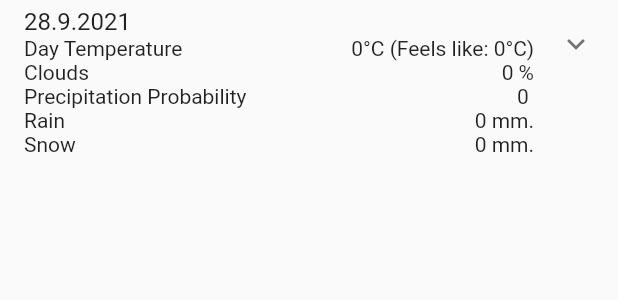
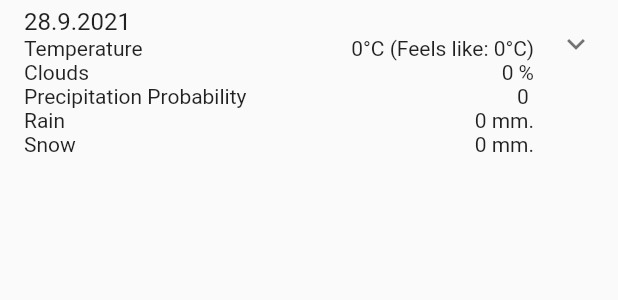
Before and after one commit to klukovka/weahter_app, a Flutter app: the DailyWeatherWidget widget shown alone on an empty page, opened directly with empty values, on a phone screen of 412 x 824 dp. Shown: the top 300 px of the screen. Run offline on Flutter 3.47's test engine with Material 2 defaults, Android fonts, the phone set to English and light mode, and no system bars; our stand-ins replace equatable, flutter_bloc, flutter_dotenv, location.

```diff
--- a/lib/src/features/home_page/weather_part/utils/date_time_mapper.dart
+++ b/lib/src/features/home_page/weather_part/utils/date_time_mapper.dart
@@ -3,4 +3,7 @@ class DateTineMapper {
       '${date.day}.${date.month}.${date.year}';
   static String timeMapToString(DateTime time) =>
       '${time.hour}:${time.minute}:${time.second}';
+
+  static String dateTimeToString(DateTime dateTime) =>
+      '${dateMapToString(dateTime)} ${timeMapToString(dateTime)}';
 }
--- /dev/null
+++ b/lib/src/features/home_page/weather_part/utils/info_maker.dart
@@ -0,0 +1,70 @@
+import 'package:flutter/material.dart';
+import 'package:weather_app/src/domain/models/weather.dart';
+import 'package:weather_app/src/features/home_page/weather_part/widgets/temperature_info.dart';
+import 'package:weather_app/src/features/home_page/weather_part/widgets/weather_widget.dart';
+
+class InfoMaker {
+  static Widget rowInfo(
+    String name,
+    dynamic value, {
+    String unit = '',
+    double horizontalPadding = 15.0,
+  }) =>
+      Padding(
+        padding: EdgeInsets.symmetric(horizontal: horizontalPadding),
+        child: Row(
+          mainAxisAlignment: MainAxisAlignment.spaceBetween,
+          children: [
+            Text(name),
+            Text('$value $unit'),
+          ],
+        ),
+      );
+
+  static Widget nullCheckPrecipitation(
+    String name,
+    num? precipitation, [
+    String unit = 'mm.',
+    double horizontalPadding = 0,
+  ]) {
+    if (precipitation != null) {
+      return rowInfo(
+        name,
+        precipitation,
+        unit: unit,
+        horizontalPadding: horizontalPadding,
+      );
+    }
+    return SizedBox();
+  }
+
+  static Widget shortInfo(num temperature, num feelsLike, int clouds,
+          num precipitationProbability, num? rain, num? snow) =>
+      Column(
+        children: [
+          TemperatureInfo(
+            timeOfDay: 'Temperature',
+            temperature: temperature,
+            feelsLike: feelsLike,
+          ),
+          rowInfo(
+            'Clouds',
+            clouds,
+            horizontalPadding: 0,
+            unit: '%',
+          ),
+          rowInfo('Precipitation Probability', precipitationProbability,
+              horizontalPadding: 0),
+          nullCheckPrecipitation('Rain', rain),
+          nullCheckPrecipitation('Snow', snow),
+        ],
+      );
+
+  static List<Widget> weatherList(List<Weather> weather) {
+    final _weatherList = <Widget>[Text('Weather')];
+    weather.forEach((weather) {
+      _weatherList.add(WeatherWidget(weather));
+    });
+    return _weatherList;
+  }
+}
--- a/lib/src/features/home_page/weather_part/weather_part.dart
+++ b/lib/src/features/home_page/weather_part/weather_part.dart
@@ -4,6 +4,7 @@ import 'package:weather_app/src/features/home_page/weather_part/weather_mode.dar
 import 'package:weather_app/src/features/home_page/weather_part/weather_part_bloc.dart';
 import 'package:weather_app/src/features/home_page/weather_part/weather_part_state.dart';
 import 'package:weather_app/src/features/home_page/weather_part/widgets/daily_weather_list_widget.dart';
+import 'package:weather_app/src/features/home_page/weather_part/widgets/hourly_weather_list_widget.dart';
 import 'package:weather_app/src/features/home_page/widgets/weather_app_error.dart';
 import 'package:weather_app/src/features/home_page/widgets/weather_app_loader.dart';
 
@@ -34,7 +35,7 @@ class WeatherPart extends StatelessWidget {
         }
 
         if (state.weatherMode == WeatherMode.hourly) {
-          return Text('${state.hourlyWeather!.length}');
+          return HourlyWeatherListWidget(state.hourlyWeather!);
         }
 
         return SizedBox();
--- a/lib/src/features/home_page/weather_part/widgets/daily_weather_widget.dart
+++ b/lib/src/features/home_page/weather_part/widgets/daily_weather_widget.dart
@@ -1,9 +1,8 @@
 import 'package:flutter/material.dart';
 import 'package:weather_app/src/domain/models/daily_weather.dart';
 import 'package:weather_app/src/features/home_page/weather_part/utils/date_time_mapper.dart';
-import 'package:weather_app/src/features/home_page/weather_part/widgets/temperature_info.dart';
+import 'package:weather_app/src/features/home_page/weather_part/utils/info_maker.dart';
 import 'package:weather_app/src/features/home_page/weather_part/widgets/temperature_widget.dart';
-import 'package:weather_app/src/features/home_page/weather_part/widgets/weather_widget.dart';
 
 class DailyWeatherWidget extends StatelessWidget {
   const DailyWeatherWidget(this.dailyWeather, {Key? key}) : super(key: key);
@@ -15,96 +14,43 @@ class DailyWeatherWidget extends StatelessWidget {
       title: Text(
         DateTineMapper.dateMapToString(dailyWeather.dt),
       ),
-      subtitle: _shortInfo,
+      subtitle: InfoMaker.shortInfo(
+        dailyWeather.temperature.day,
+        dailyWeather.feelsLike.day,
+        dailyWeather.clouds,
+        dailyWeather.precipitationProbability,
+        dailyWeather.rain,
+        dailyWeather.snow,
+      ),
       children: _allInfo,
     );
   }
 
-  Widget get _shortInfo => Column(
-        mainAxisAlignment: MainAxisAlignment.start,
-        children: [
-          TemperatureInfo(
-            timeOfDay: 'Day Temperature',
-            temperature: dailyWeather.temperature.day,
-            feelsLike: dailyWeather.feelsLike.day,
-          ),
-          _rowInfo(
-            'Clouds',
-            dailyWeather.clouds,
-            horizontalPadding: 0,
-            unit: '%',
-          ),
-          _rowInfo('Precipitation Probability',
-              dailyWeather.precipitationProbability,
-              horizontalPadding: 0),
-          _nullCheckPrecipitation('Rain', dailyWeather.rain),
-          _nullCheckPrecipitation('Snow', dailyWeather.snow),
-        ],
-      );
-
-  Widget _rowInfo(
-    String name,
-    dynamic value, {
-    String unit = '',
-    double horizontalPadding = 15.0,
-  }) =>
-      Padding(
-        padding: EdgeInsets.symmetric(horizontal: horizontalPadding),
-        child: Row(
-          mainAxisAlignment: MainAxisAlignment.spaceBetween,
-          children: [
-            Text(name),
-            Text('$value $unit'),
-          ],
-        ),
-      );
-
-  Widget _nullCheckPrecipitation(
-    String name,
-    num? precipitation, [
-    String unit = 'mm.',
-    double horizontalPadding = 0,
-  ]) {
-    if (precipitation != null) {
-      return _rowInfo(
-        name,
-        precipitation,
-        unit: unit,
-        horizontalPadding: horizontalPadding,
-      );
-    }
-    return SizedBox();
-  }
-
   List<Widget> get _allInfo => [
-        ..._weatherList,
+        ...InfoMaker.weatherList(dailyWeather.weather),
         Text('Sun'),
-        _rowInfo(
+        InfoMaker.rowInfo(
             'Sunrise', DateTineMapper.timeMapToString(dailyWeather.sunrise)),
-        _rowInfo('Sunset', DateTineMapper.timeMapToString(dailyWeather.sunset)),
+        InfoMaker.rowInfo(
+            'Sunset', DateTineMapper.timeMapToString(dailyWeather.sunset)),
         Text('Moon'),
-        _rowInfo(
+        InfoMaker.rowInfo(
             'Moonrise', DateTineMapper.timeMapToString(dailyWeather.moonrise)),
-        _rowInfo(
+        InfoMaker.rowInfo(
             'Moonset', DateTineMapper.timeMapToString(dailyWeather.moonset)),
-        _rowInfo('Moon Phase', dailyWeather.moonPhase),
+        InfoMaker.rowInfo('Moon Phase', dailyWeather.moonPhase),
         TemperatureWidget(dailyWeather.temperature, dailyWeather.feelsLike),
         Text('Atmosphere'),
-        _rowInfo('Pressure', dailyWeather.pressure, unit: 'hPa'),
-        _rowInfo('Humidity', dailyWeather.humidity, unit: '%'),
-        _rowInfo(' Atmospheric temperature', dailyWeather.dewPoint, unit: '°C'),
+        InfoMaker.rowInfo('Pressure', dailyWeather.pressure, unit: 'hPa'),
+        InfoMaker.rowInfo('Humidity', dailyWeather.humidity, unit: '%'),
+        InfoMaker.rowInfo('Atmospheric temperature', dailyWeather.dewPoint,
+            unit: '°C'),
         Text('Wind'),
-        _rowInfo('Wind speed', dailyWeather.windSpeed, unit: 'metre/sec'),
-        _rowInfo('Wind direction', dailyWeather.windDeg, unit: 'degrees'),
-        _nullCheckPrecipitation(
+        InfoMaker.rowInfo('Wind speed', dailyWeather.windSpeed,
+            unit: 'metre/sec'),
+        InfoMaker.rowInfo('Wind direction', dailyWeather.windDeg,
+            unit: 'degrees'),
+        InfoMaker.nullCheckPrecipitation(
             'Wind gust', dailyWeather.windGust, 'metre/sec', 15),
       ];
-
-  List<Widget> get _weatherList {
-    final weatherList = <Widget>[Text('Weather')];
-    dailyWeather.weather.forEach((weather) {
-      weatherList.add(WeatherWidget(weather));
-    });
-    return weatherList;
-  }
 }
```
Also changed, not shown: lib/src/features/home_page/weather_part/widgets/hourly_weather_list_widget.dart (added, +21 -0 lines), lib/src/features/home_page/weather_part/widgets/hourly_weather_widget.dart (added, +48 -0 lines).
